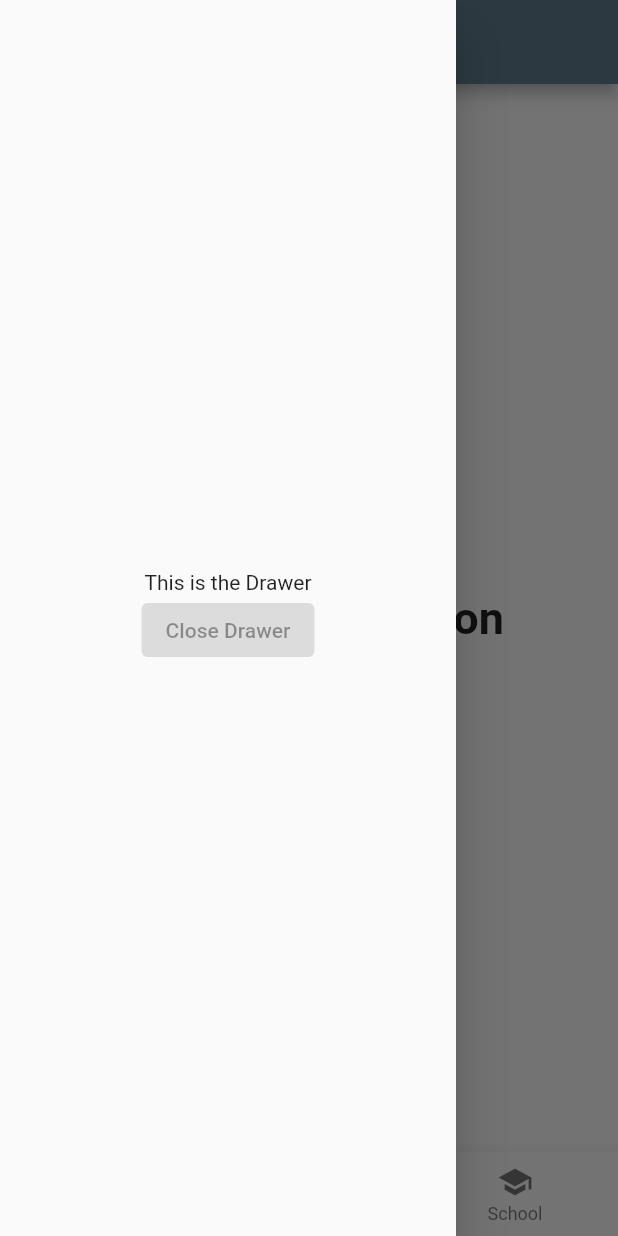
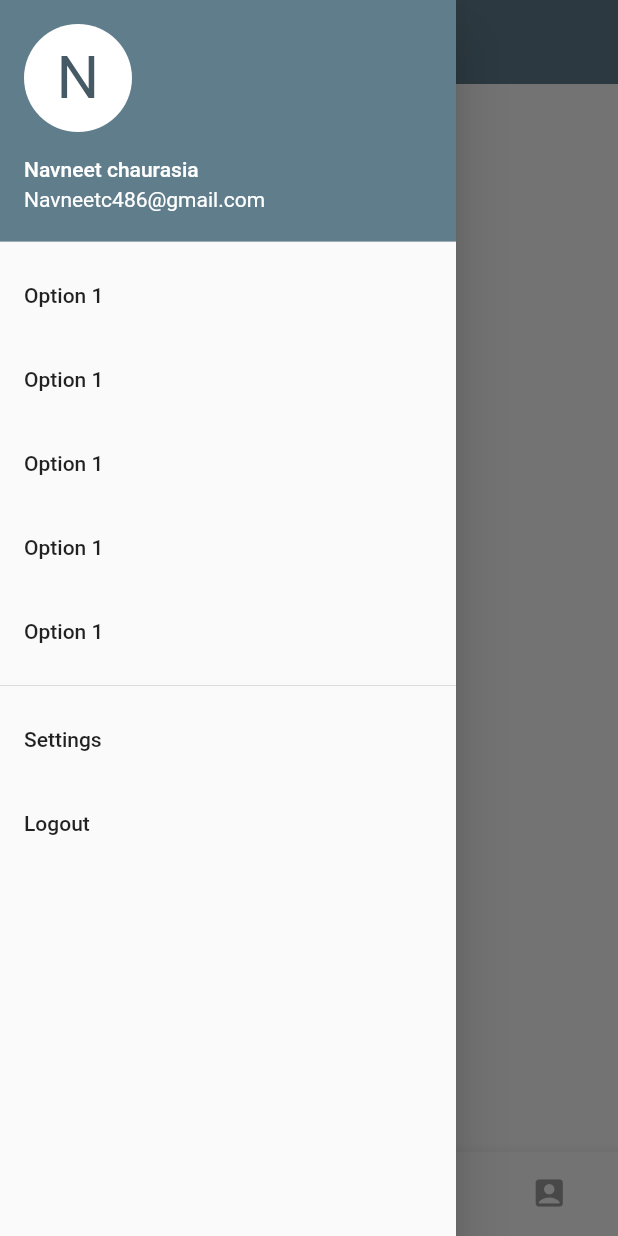
Before and after one commit to Navneet-chaurasia/Topix, a Flutter app: the screen it shows after launch, with the side drawer open, on a phone screen of 412 x 824 dp. Run offline on Flutter 3.47's test engine with Material 2 defaults, Android fonts, the light colour scheme and no system bars.

Commit message:
UI updated

```diff
--- /dev/null
+++ b/lib/commonWidgets/drawer.dart
@@ -0,0 +1,55 @@
+import 'package:flutter/material.dart';
+
+///this is a drawer of app with some actions
+class TopixDrawer extends StatefulWidget {
+  @override
+  _TopixDrawerState createState() => _TopixDrawerState();
+}
+
+class _TopixDrawerState extends State<TopixDrawer> {
+  @override
+  Widget build(BuildContext context) {
+    return Drawer(
+      child: Center(
+        child: Column(
+          mainAxisAlignment: MainAxisAlignment.start,
+          children: <Widget>[
+            UserAccountsDrawerHeader(
+              accountName: Text("Navneet chaurasia"),
+              accountEmail: Text("Navneetc486@gmail.com"),
+              currentAccountPicture: CircleAvatar(
+                backgroundColor: Colors.white,
+                child: Text(
+                  "N",
+                  style: TextStyle(fontSize: 40.0),
+                ),
+              ),
+            ),
+            ListTile(
+              title: Text("Option 1 "),
+            ),
+            ListTile(
+              title: Text("Option 1 "),
+            ),
+            ListTile(
+              title: Text("Option 1 "),
+            ),
+            ListTile(
+              title: Text("Option 1 "),
+            ),
+            ListTile(
+              title: Text("Option 1 "),
+            ),
+            Divider(),
+            ListTile(
+              title: Text("Settings"),
+            ),
+            ListTile(
+              title: Text("Logout"),
+            ),
+          ],
+        ),
+      ),
+    );
+  }
+}
--- a/lib/primaries/Navigation.dart
+++ b/lib/primaries/Navigation.dart
@@ -1,4 +1,5 @@
 import 'package:flutter/material.dart';
+import 'package:topix/commonWidgets/drawer.dart';
 
 ///## this is navigation widget
 /// **top widget for everything**
@@ -16,15 +17,19 @@ class _NavigationState extends State<Navigation> {
       TextStyle(fontSize: 30, fontWeight: FontWeight.bold);
   static const List<Widget> _widgetOptions = <Widget>[
     Text(
-      'Index 0: Navigation',
+      'For You',
       style: optionStyle,
     ),
     Text(
-      'Index 1: Business',
+      'Search',
       style: optionStyle,
     ),
     Text(
-      'Index 2: School',
+      'Topics',
+      style: optionStyle,
+    ),
+    Text(
+      'Me',
       style: optionStyle,
     ),
   ];
@@ -39,24 +44,12 @@ class _NavigationState extends State<Navigation> {
   Widget build(BuildContext context) {
     return Scaffold(
       appBar: AppBar(
+        elevation: 0,
         title: const Text('Topix'),
       ),
 
       //drawer
-      drawer: Drawer(
-        child: Center(
-          child: Column(
-            mainAxisAlignment: MainAxisAlignment.center,
-            children: <Widget>[
-              const Text('This is the Drawer'),
-              ElevatedButton(
-                onPressed: null,
-                child: const Text('Close Drawer'),
-              ),
-            ],
-          ),
-        ),
-      ),
+      drawer: TopixDrawer(),
       body: Center(
         child: _widgetOptions.elementAt(_selectedIndex),
       ),
@@ -64,17 +57,23 @@ class _NavigationState extends State<Navigation> {
         items: const <BottomNavigationBarItem>[
           BottomNavigationBarItem(
             icon: Icon(Icons.home),
-            label: 'Navigation',
+            label: 'For You',
           ),
           BottomNavigationBarItem(
-            icon: Icon(Icons.business),
-            label: 'Business',
+            icon: Icon(Icons.search),
+            label: 'Search',
           ),
           BottomNavigationBarItem(
-            icon: Icon(Icons.school),
-            label: 'School',
+            icon: Icon(Icons.topic),
+            label: 'Topics',
+          ),
+          BottomNavigationBarItem(
+            icon: Icon(Icons.account_box),
+            label: 'Me',
           ),
         ],
+        unselectedItemColor: Colors.grey,
+        unselectedLabelStyle: TextStyle(color: Colors.black),
         currentIndex: _selectedIndex,
         selectedItemColor: Colors.amber[800],
         onTap: _onItemTapped,
```
